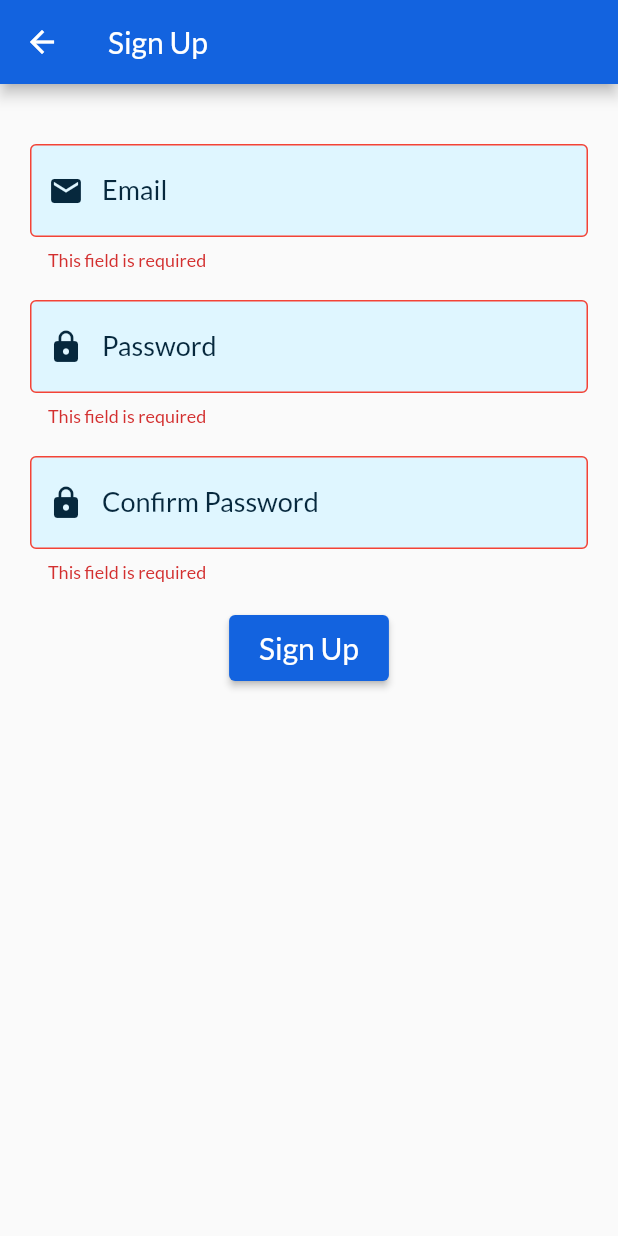
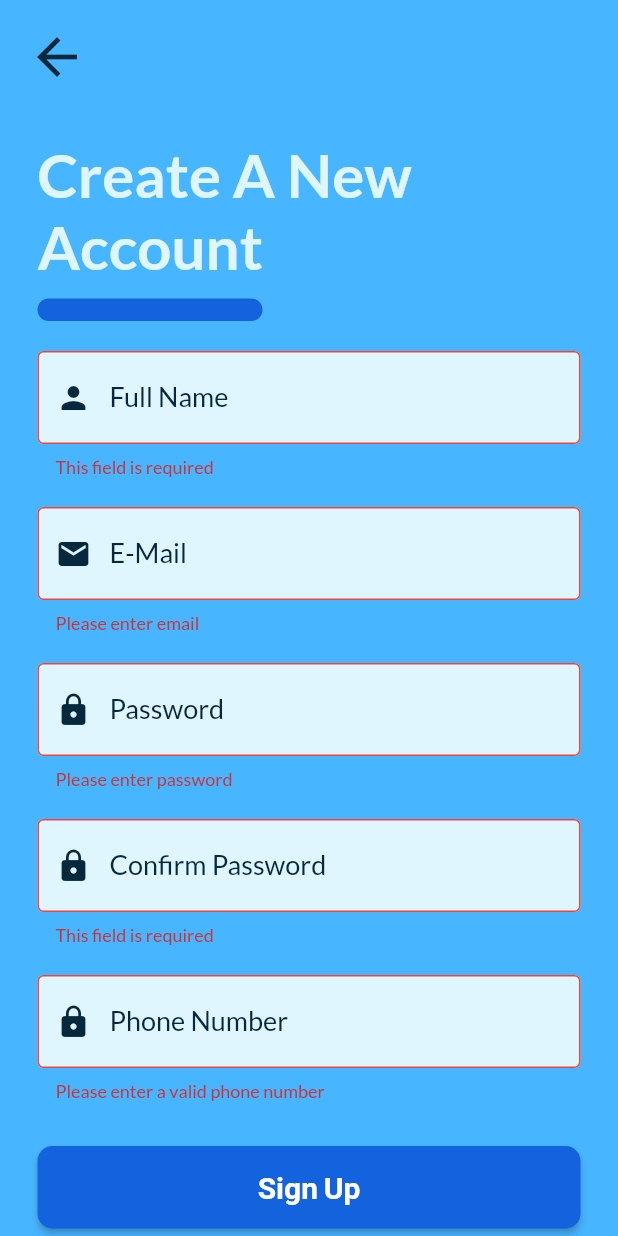
Before and after one commit to yokiclearwater/chnganh, a Flutter app: the SignUpPage screen opened directly, after a tap on "Sign Up", on a phone screen of 412 x 824 dp. Run offline on Flutter 3.47's test engine with Material 2 defaults, Android fonts, the light colour scheme and no system bars; our stand-ins replace cloud_firestore, email_validator, firebase_auth, firebase_core, google_fonts, introduction_screen; accounts and stored records are empty.

```diff
--- a/lib/screens/login_screens/sign_up_page.dart
+++ /dev/null
@@ -1,108 +0,0 @@
-import 'package:chnganh/main.dart';
-import 'package:chnganh/screens/login_screens/onboarding_page.dart';
-import 'package:chnganh/widget/textfield_widget.dart';
-import 'package:flutter/material.dart';
-
-import '../../constants/colors.dart';
-
-class SignUpPage extends StatefulWidget {
-  const SignUpPage({Key? key}) : super(key: key);
-
-  @override
-  State<SignUpPage> createState() => _SignUpPageState();
-}
-
-class _SignUpPageState extends State<SignUpPage> {
-  final _formKey = GlobalKey<FormState>();
-  final _emailController = TextEditingController();
-  final _passwordController = TextEditingController();
-  final _confirmPasswordController = TextEditingController();
-
-  @override
-  Widget build(BuildContext context) {
-    return Scaffold(
-      appBar: AppBar(
-        backgroundColor: primaryColor,
-        title: const Text('Sign Up'),
-      ),
-      body: Form(
-        key: _formKey,
-        child: Container(
-          padding: const EdgeInsets.all(20),
-          child: Column(
-            children: [
-              const SizedBox(height: 20),
-              TextFieldWidget(
-                controller: _emailController,
-                label: 'Email',
-                validator: requiredValidator,
-                prefixIcon: Icons.mail,
-              ),
-              const SizedBox(height: 20),
-              TextFieldWidget(
-                controller: _passwordController,
-                label: 'Password',
-                validator: requiredValidator,
-                keyboardType: TextInputType.visiblePassword,
-                password: true,
-                prefixIcon: Icons.lock,
-              ),
-              const SizedBox(height: 20),
-              TextFieldWidget(
-                controller: _confirmPasswordController,
-                label: 'Confirm Password',
-                validator: confirmPasswordValidator,
-                keyboardType: TextInputType.visiblePassword,
-                password: true,
-                prefixIcon: Icons.lock,
-              ),
-              const SizedBox(height: 20),
-              ElevatedButton(
-                onPressed: () {
-                  if (_formKey.currentState!.validate()) {
-                    Navigator.push(
-                      context,
-                      MaterialPageRoute(
-                        builder: (context) => OnBoardingPage(),
-                      ),
-                    );
-                  }
-                },
-                // Elevated Button Style
-                style: ElevatedButton.styleFrom(
-                  primary: primaryColor,
-                  padding: const EdgeInsets.symmetric(
-                    horizontal: 20,
-                    vertical: 10,
-                  ),
-                ),
-                child: Text('Sign Up',
-                    style: TextStyle(
-                      color: Colors.white,
-                      fontSize: 20,
-                    )),
-              ),
-            ],
-          ),
-        ),
-      ),
-    );
-  }
-
-  String? requiredValidator(String? text) {
-    if (text == null || text.isEmpty) {
-      return 'This field is required';
-    }
-    return null;
-  }
-
-  String? confirmPasswordValidator(String? confrimPasswordText) {
-    if (confrimPasswordText == null || confrimPasswordText.isEmpty) {
-      return 'This field is required';
-    }
-    if (confrimPasswordText != _passwordController.text) {
-      return 'Passwords do not match';
-    }
-    return null;
-  }
-}
--- a/lib/screens/sign_up_screen.dart
+++ b/lib/screens/sign_up_page.dart
@@ -1,5 +1,5 @@
 import 'package:chnganh/constants/colors.dart';
-import 'package:chnganh/screens/login_screens/onboarding_page.dart';
+import 'package:chnganh/screens/onboarding_page.dart';
 import 'package:cloud_firestore/cloud_firestore.dart';
 import 'package:email_validator/email_validator.dart';
 import 'package:firebase_auth/firebase_auth.dart';
@@ -7,19 +7,20 @@ import 'package:flutter/material.dart';
 
 import '../widget/textfield_widget.dart';
 
-class SignUpScreen extends StatefulWidget {
-  const SignUpScreen({Key? key}) : super(key: key);
+class SignUpPage extends StatefulWidget {
+  const SignUpPage({Key? key}) : super(key: key);
 
   @override
-  State<SignUpScreen> createState() => _SignUpScreenState();
+  State<SignUpPage> createState() => _SignUpPageState();
 }
 
-class _SignUpScreenState extends State<SignUpScreen> {
+class _SignUpPageState extends State<SignUpPage> {
   final _formKey = GlobalKey<FormState>();
   final _emailController = TextEditingController();
   final _passwordController = TextEditingController();
   final _confirmPasswordController = TextEditingController();
   final _fullNameController = TextEditingController();
+  final _phoneNumberController = TextEditingController();
 
   @override
   Widget build(BuildContext context) {
@@ -94,7 +95,7 @@ class _SignUpScreenState extends State<SignUpScreen> {
                     TextFieldWidget(
                       controller: _passwordController,
                       label: 'Password',
-                      validator: requiredValidator,
+                      validator: passwordValidator,
                       keyboardType: TextInputType.visiblePassword,
                       password: true,
                       prefixIcon: Icons.lock,
@@ -108,6 +109,14 @@ class _SignUpScreenState extends State<SignUpScreen> {
                       password: true,
                       prefixIcon: Icons.lock,
                     ),
+                    const SizedBox(height: 20),
+                    TextFieldWidget(
+                      controller: _phoneNumberController,
+                      label: 'Phone Number',
+                      validator: phoneNumberValidator,
+                      keyboardType: TextInputType.phone,
+                      prefixIcon: Icons.lock,
+                    ),
                     const SizedBox(height: 30),
                     _buildButton(),
                   ],
@@ -119,14 +128,6 @@ class _SignUpScreenState extends State<SignUpScreen> {
       ),
     );
   }
-
-  // Future insertUser() async {
-  //   await FirebaseFirestore.instance.collection('users').add({
-  //     'fullName': _fullNameController.text,
-  //     'email': _emailController.text,
-  //     'password': _passwordController.text,
-  //   });
-  // }
 
   SizedBox _buildButton() {
     return SizedBox(
@@ -172,7 +173,7 @@ class _SignUpScreenState extends State<SignUpScreen> {
             .set({
           'fullName': _fullNameController.text,
           'email': _emailController.text,
-          'password': _passwordController.text,
+          'phoneNumber': _phoneNumberController.text,
         });
       });
     } on FirebaseAuthException catch (e) {
@@ -187,10 +188,25 @@ class _SignUpScreenState extends State<SignUpScreen> {
     return null;
   }
 
+  String? passwordValidator(value) {
+    if (value!.isEmpty) {
+      return 'Please enter password';
+    }
+    if (value!.length < 6) {
+      return 'Password must be at least 6 characters';
+    }
+    return null;
+  }
+
   String? confirmPasswordValidator(String? confrimPasswordText) {
     if (confrimPasswordText == null || confrimPasswordText.isEmpty) {
       return 'This field is required';
     }
+
+    if (confrimPasswordText.length < 6) {
+      return 'Password must be at least 6 characters';
+    }
+
     if (confrimPasswordText != _passwordController.text) {
       return 'Passwords do not match';
     }
```
Also changed, not shown: lib/main.dart (+4 -5 lines), lib/screens/login_page.dart (added, +155 -0 lines), lib/screens/login_screen.dart (deleted, +0 -88 lines), lib/screens/login_screens/login_page.dart (deleted, +0 -32 lines), lib/screens/onboarding_page.dart (renamed from lib/screens/login_screens/onboarding_page.dart, +5 -5 lines).
